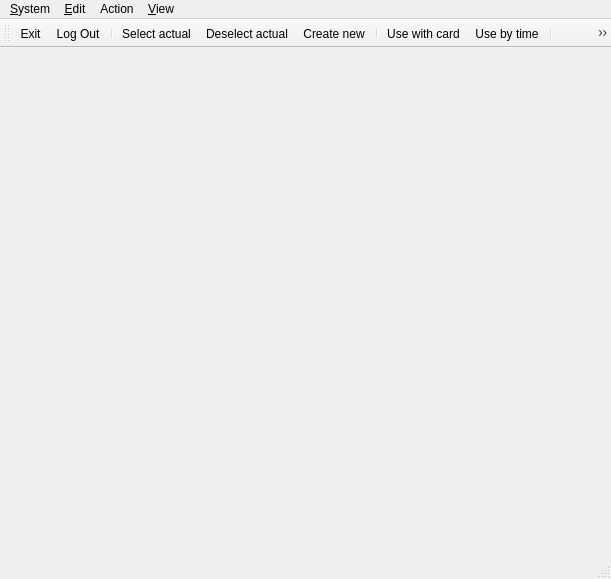
The window that client/wndmain.ui (tbikfalvi/Belenus) describes before a commit, drawn with Qt 5.
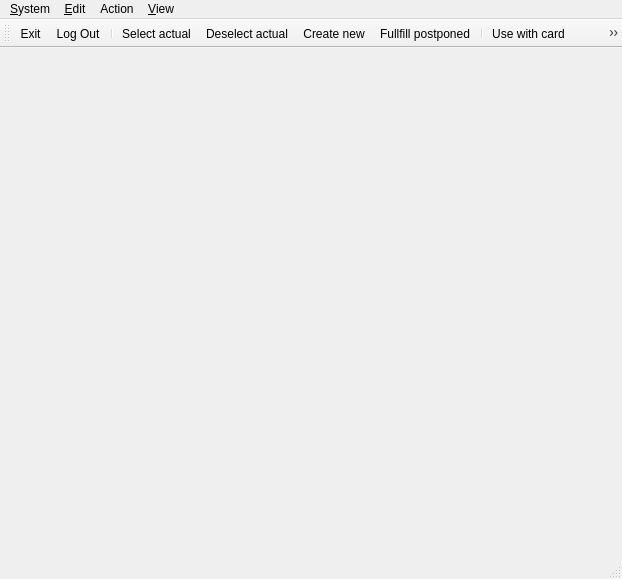
The same window after the commit.

The edit to the form file:
```diff
--- a/client/wndmain.ui
+++ b/client/wndmain.ui
@@ -6,7 +6,7 @@
    <rect>
     <x>0</x>
     <y>0</y>
-    <width>611</width>
+    <width>622</width>
     <height>579</height>
    </rect>
   </property>
@@ -21,7 +21,7 @@
     <rect>
      <x>0</x>
      <y>0</y>
-     <width>611</width>
+     <width>622</width>
      <height>20</height>
     </rect>
    </property>
@@ -145,11 +145,13 @@
    <addaction name="actionPatientSelect"/>
    <addaction name="actionPatientEmpty"/>
    <addaction name="action_PatientNew"/>
+   <addaction name="action_PostponedPatient"/>
    <addaction name="separator"/>
    <addaction name="action_UseWithCard"/>
    <addaction name="action_UseByTime"/>
    <addaction name="separator"/>
    <addaction name="actionAttendanceNew"/>
+   <addaction name="action_PostponedAttendance"/>
    <addaction name="separator"/>
    <addaction name="actionDeviceStart"/>
    <addaction name="action_SkipStatus"/>
@@ -367,6 +369,22 @@
     <string>Schedule of device useability</string>
    </property>
   </action>
+  <action name="action_PostponedPatient">
+   <property name="text">
+    <string>Fullfill postponed</string>
+   </property>
+   <property name="toolTip">
+    <string>Fullfill data for postponed patients</string>
+   </property>
+  </action>
+  <action name="action_PostponedAttendance">
+   <property name="text">
+    <string>Fullfill postponed</string>
+   </property>
+   <property name="toolTip">
+    <string>Fullfill data for postponed attendances</string>
+   </property>
+  </action>
  </widget>
  <resources/>
  <connections>
```
